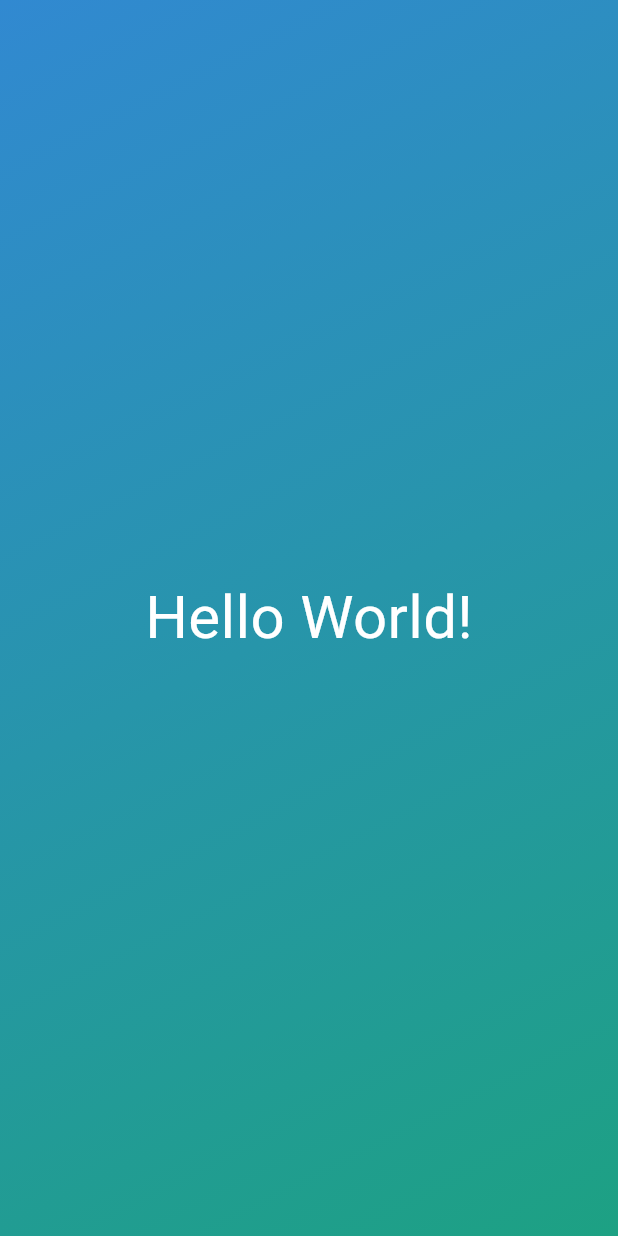
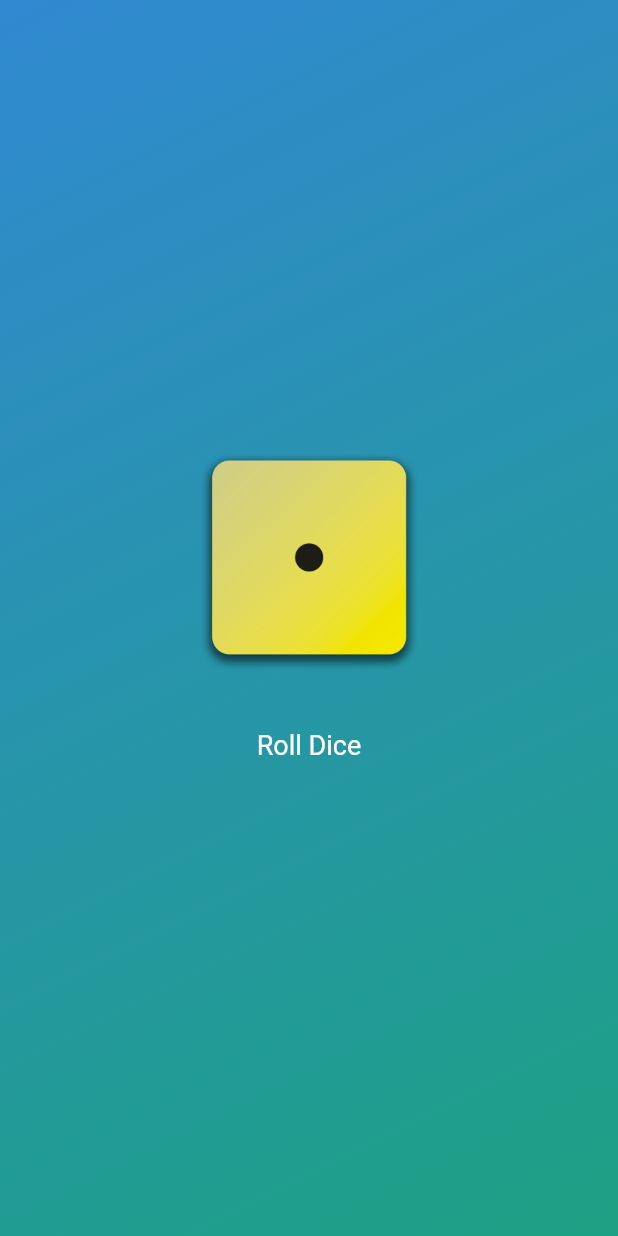
Before and after one commit to divya-rosy/flutter_demo, a Flutter app: the screen it shows after launch, on a phone screen of 412 x 824 dp. Run offline on Flutter 3.47's test engine with Material 3 defaults, Android fonts, the phone set to English and light mode, and no system bars.

Commit message:
developing roll dice app

```diff
--- /dev/null
+++ b/roll dice app/lib/diceroll.dart
@@ -0,0 +1,49 @@
+import 'package:flutter/material.dart';
+import 'dart:math';
+
+final randomizer = Random();
+
+class DiceRoller extends StatefulWidget {
+  const DiceRoller({super.key});
+
+  @override
+  State<DiceRoller> createState() {
+    return _DiceRollerState();
+  }
+}
+class _DiceRollerState extends State<DiceRoller> {
+var currentDiceRoll = 1;
+  void rollDice() {
+    //var diceroll= Random().nextInt(6) + 1;
+    setState(() {
+      currentDiceRoll= randomizer.nextInt(6) + 1;
+    });
+  }
+
+  @override
+  Widget build(BuildContext context) {
+    return Center(
+      child: Column(
+        mainAxisSize: MainAxisSize.min,
+        children: [
+          Image.asset(
+            'assets/images/dice-$currentDiceRoll.png',
+            width: 150,
+          ),
+          const SizedBox(
+            height: 20,
+          ),
+          TextButton(
+            onPressed: rollDice,
+            style: TextButton.styleFrom(
+              foregroundColor: Colors.white,
+              padding: const EdgeInsets.all(20),
+              textStyle: const TextStyle(fontSize: 18),
+            ),
+            child: const Text('Roll Dice'),
+          )
+        ],
+      ),
+    );
+  }
+}
--- a/roll dice app/lib/gradient_container.dart
+++ b/roll dice app/lib/gradient_container.dart
@@ -1,13 +1,15 @@
-import 'package:first_app/styled_text.dart';
-
+import 'package:first_app/diceroll.dart';
 import 'package:flutter/material.dart';
 
 var startAlignment = Alignment.topLeft;
 var endAlignment = Alignment.bottomRight;
 
 class GradientContainer extends StatelessWidget {
-  const GradientContainer(this.color1, this.color2, {super.key});
+ const GradientContainer(this.color1, this.color2, {super.key});
 
+  const GradientContainer.blue({super.key})
+      : color1 = const Color.fromARGB(255, 49, 137, 209),
+        color2 = const Color.fromARGB(255, 29, 161, 131);
   final Color color1;
   final Color color2;
 
@@ -21,8 +23,8 @@ class GradientContainer extends StatelessWidget {
           end: endAlignment,
         ),
       ),
-      child: const Center(
-        child: StyledText('Hello World!'),
+      child: Center(
+        child:DiceRoller(),
       ),
     );
   }
--- a/roll dice app/lib/main.dart
+++ b/roll dice app/lib/main.dart
@@ -4,9 +4,11 @@ import 'package:first_app/gradient_container.dart';
 
 void main() {
   runApp(
-    MaterialApp(
+    const MaterialApp(
       home: Scaffold(
-        body: const GradientContainer(Color.fromARGB(255, 49, 137, 209), Color.fromARGB(255, 29, 161, 131)),
+        body: GradientContainer(
+          Color.fromARGB(255, 49, 137, 209),
+          Color.fromARGB(255, 29, 161, 131)),
       ),
     ),
   );
```
Also changed, not shown: roll dice app/pubspec.yaml (+7 -4 lines), roll dice app/assets/images/dice-1.png (added), roll dice app/assets/images/dice-2.png (added), roll dice app/assets/images/dice-3.png (added), roll dice app/assets/images/dice-4.png (added), roll dice app/assets/images/dice-5.png (added), roll dice app/assets/images/dice-6.png (added).
